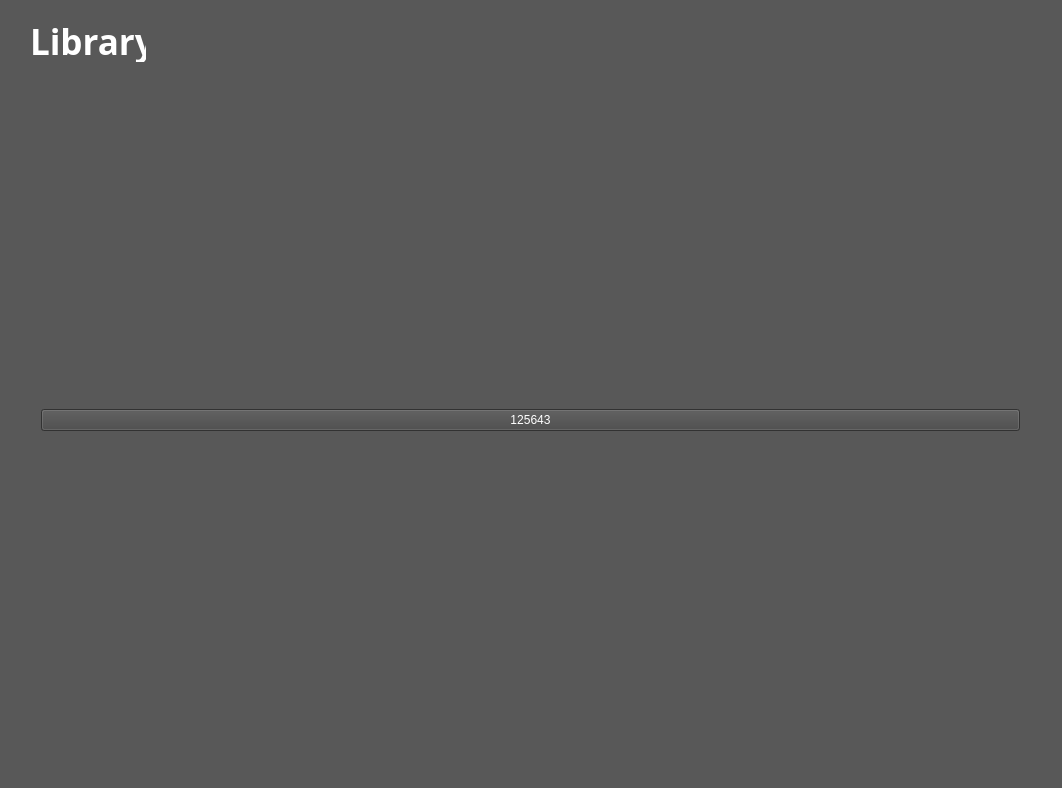
Qt form Game Launcher/GameLauncher.ui (startergate/The-Intersection) before a commit.
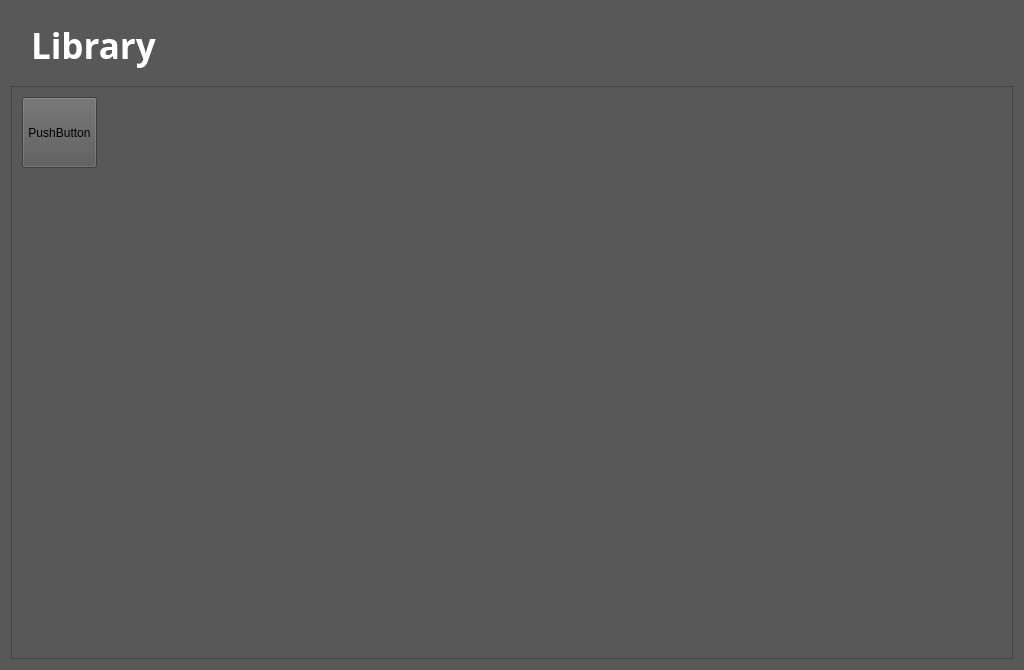
The same form after that commit.

The edit to the form file:
```diff
--- a/Game Launcher/GameLauncher.ui
+++ b/Game Launcher/GameLauncher.ui
@@ -9,8 +9,8 @@
    <rect>
     <x>0</x>
     <y>0</y>
-    <width>1062</width>
-    <height>788</height>
+    <width>1024</width>
+    <height>670</height>
    </rect>
   </property>
   <property name="windowTitle">
@@ -20,15 +20,39 @@
    <property name="styleSheet">
     <string notr="true">background-color: rgb(88, 88, 88)</string>
    </property>
+   <layout class="QGridLayout" name="gridLayout">
+    <item row="1" column="0">
+     <widget class="QScrollArea" name="scrollArea">
+      <property name="widgetResizable">
+       <bool>true</bool>
+      </property>
+      <widget class="QWidget" name="scrollAreaWidgetContents">
+       <property name="geometry">
+        <rect>
+         <x>0</x>
+         <y>0</y>
+         <width>1004</width>
+         <height>582</height>
+        </rect>
+       </property>
+       <widget class="QPushButton" name="pushButton">
+        <property name="geometry">
+         <rect>
+          <x>10</x>
+          <y>10</y>
+          <width>75</width>
+          <height>71</height>
+         </rect>
+        </property>
+        <property name="text">
+         <string>PushButton</string>
+        </property>
+       </widget>
+      </widget>
+     </widget>
+    </item>
+    <item row="0" column="0">
    <widget class="QLabel" name="label">
-    <property name="geometry">
-     <rect>
-      <x>30</x>
-      <y>20</y>
-      <width>116</width>
-      <height>42</height>
-     </rect>
-    </property>
     <property name="font">
      <font>
       <family>Avenir LT Std 65 Medium</family>
@@ -38,42 +62,15 @@
      </font>
     </property>
     <property name="styleSheet">
-     <string notr="true">color: rgb(255, 255, 255);</string>
+       <string notr="true">color: rgb(255, 255, 255);
+margin: 10px;</string>
     </property>
     <property name="text">
      <string>Library</string>
     </property>
    </widget>
-   <widget class="QWidget" name="layoutWidget">
-    <property name="geometry">
-     <rect>
-      <x>30</x>
-      <y>80</y>
-      <width>1001</width>
-      <height>681</height>
-     </rect>
-    </property>
-    <layout class="QGridLayout" name="gridLayout_2">
-     <item row="0" column="0">
-      <widget class="QPushButton" name="pushButton">
-       <property name="font">
-        <font>
-         <kerning>true</kerning>
-        </font>
-       </property>
-       <property name="styleSheet">
-        <string notr="true">color: white;
-border-color: rgba(255, 255, 255, 0);
-background-color: rgb(70, 70, 70);
-width: 30px</string>
-       </property>
-       <property name="text">
-        <string>125643</string>
-       </property>
-      </widget>
-     </item>
-    </layout>
-   </widget>
+    </item>
+   </layout>
   </widget>
  </widget>
  <layoutdefault spacing="6" margin="11"/>
```
Lines whose indentation alone changed are shown as unchanged.
